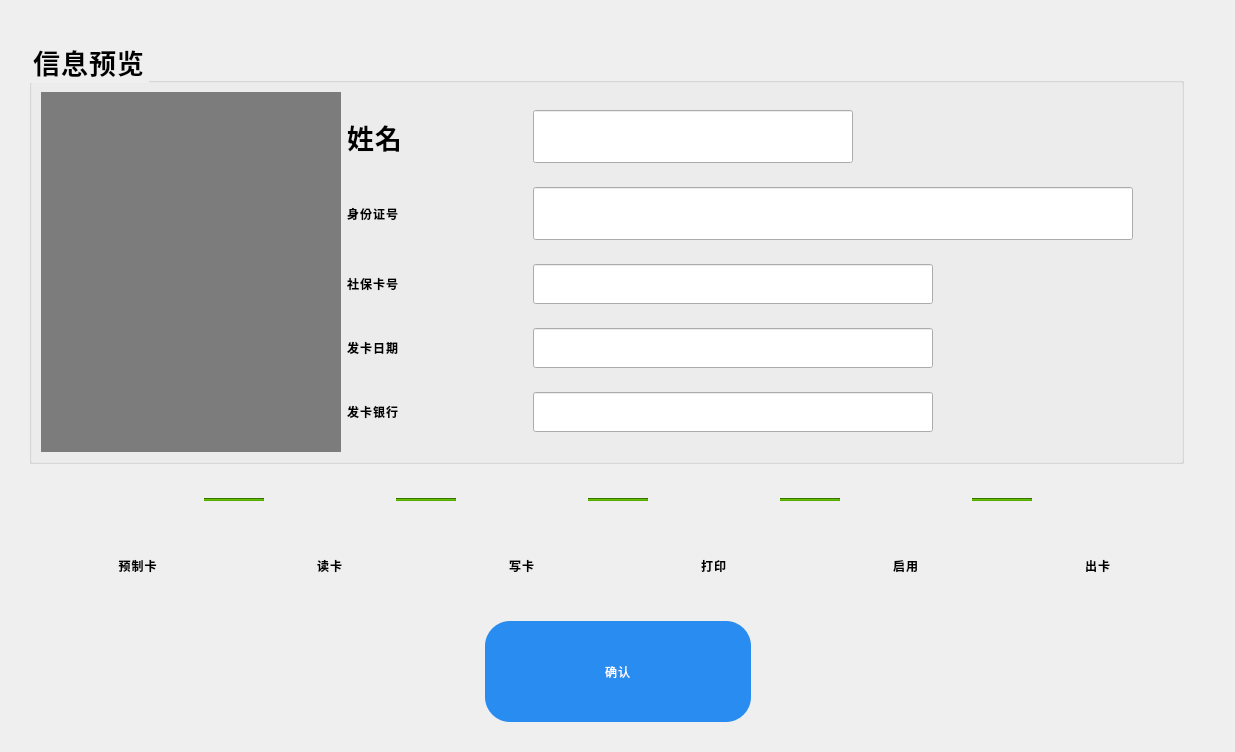
The window that SSCard_System/uc_makecard.ui (leithergit/SSCard_System) describes before a commit, drawn with Qt 5.
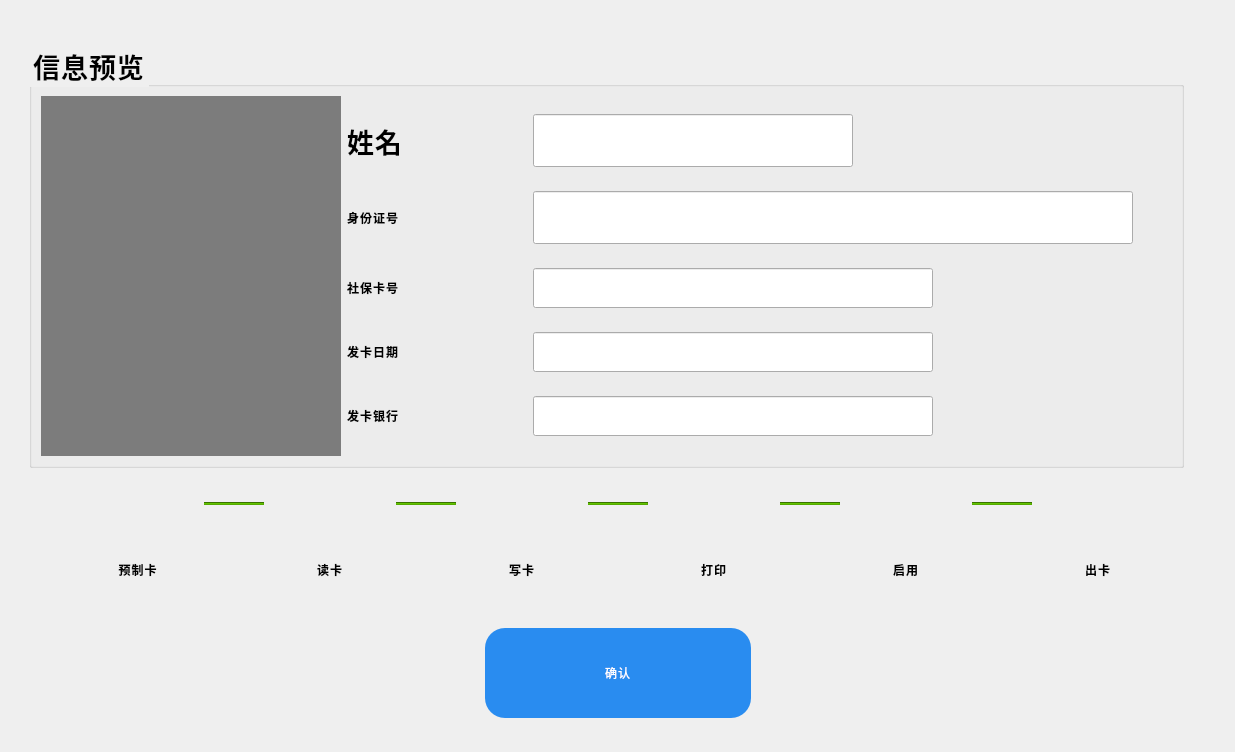
The same window after the commit. Icons and pictures are not drawn.

Patch:
```diff
--- a/SSCard_System/uc_makecard.ui
+++ b/SSCard_System/uc_makecard.ui
@@ -965,12 +965,12 @@
        <property name="minimumSize">
         <size>
          <width>266</width>
-         <height>101</height>
+         <height>90</height>
         </size>
        </property>
        <property name="styleSheet">
         <string notr="true">QPushButton{background-color: #298cf0;
-border-radius: 25px;
+border-radius: 20px;
 font: 57 42px &quot;思源黑体 CN Medium&quot;;
 font-weight: normal;
 line-height: 49px;
```
